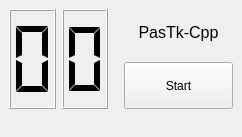
The window that src/ui/home.ui (LambolAlee/PasTk-Cpp-Windows) describes before a commit, drawn with Qt 5.
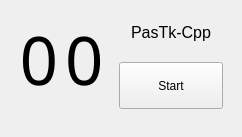
The same window after the commit. Custom widgets are drawn as their Qt base class.

```diff
--- a/src/ui/home.ui
+++ b/src/ui/home.ui
@@ -43,57 +43,28 @@
       </property>
       <widget class="QWidget" name="page">
        <layout class="QGridLayout" name="gridLayout">
-        <item row="0" column="0" rowspan="2">
-         <layout class="QHBoxLayout" name="horizontalLayout">
-          <item>
-           <widget class="QLCDNumber" name="tenLCD">
-            <property name="sizePolicy">
-             <sizepolicy hsizetype="Minimum" vsizetype="Minimum">
-              <horstretch>0</horstretch>
-              <verstretch>0</verstretch>
-             </sizepolicy>
-            </property>
+        <item row="0" column="1">
+         <widget class="QLabel" name="label">
             <property name="font">
              <font>
-              <pointsize>9</pointsize>
-             </font>
-            </property>
-            <property name="digitCount">
-             <number>1</number>
-            </property>
-            <property name="segmentStyle">
-             <enum>QLCDNumber::Flat</enum>
+            <pointsize>12</pointsize>
+           </font>
+          </property>
+          <property name="text">
+           <string>PasTk-Cpp</string>
+          </property>
+          <property name="alignment">
+           <set>Qt::AlignCenter</set>
             </property>
            </widget>
           </item>
-          <item>
-           <widget class="QLCDNumber" name="baseLCD">
-            <property name="sizePolicy">
-             <sizepolicy hsizetype="Minimum" vsizetype="Minimum">
-              <horstretch>0</horstretch>
-              <verstretch>0</verstretch>
-             </sizepolicy>
-            </property>
-            <property name="font">
-             <font>
-              <pointsize>9</pointsize>
-             </font>
-            </property>
-            <property name="digitCount">
-             <number>1</number>
-            </property>
-            <property name="segmentStyle">
-             <enum>QLCDNumber::Flat</enum>
-            </property>
-           </widget>
-          </item>
-          <item>
+        <item row="1" column="2">
            <spacer name="horizontalSpacer">
             <property name="orientation">
              <enum>Qt::Horizontal</enum>
             </property>
             <property name="sizeType">
-             <enum>QSizePolicy::Fixed</enum>
+           <enum>QSizePolicy::Minimum</enum>
             </property>
             <property name="sizeHint" stdset="0">
              <size>
@@ -103,9 +74,7 @@
             </property>
            </spacer>
           </item>
-         </layout>
-        </item>
-        <item row="1" column="2">
+        <item row="1" column="1">
          <widget class="QPushButton" name="startButton">
           <property name="sizePolicy">
            <sizepolicy hsizetype="Minimum" vsizetype="Minimum">
@@ -124,20 +93,44 @@
           </property>
          </widget>
         </item>
-        <item row="0" column="2">
-         <widget class="QLabel" name="label">
+        <item row="0" column="0" rowspan="2">
+         <layout class="QHBoxLayout" name="horizontalLayout">
+          <property name="spacing">
+           <number>7</number>
+          </property>
+          <item>
+           <widget class="QLabel" name="tenLCD">
           <property name="font">
            <font>
-            <pointsize>12</pointsize>
+              <family>Pro Display tfb</family>
+              <pointsize>50</pointsize>
            </font>
           </property>
           <property name="text">
-           <string>PasTk-Cpp</string>
+             <string>0</string>
           </property>
           <property name="alignment">
-           <set>Qt::AlignCenter</set>
-          </property>
-         </widget>
+             <set>Qt::AlignRight|Qt::AlignTrailing|Qt::AlignVCenter</set>
+            </property>
+           </widget>
+          </item>
+          <item>
+           <widget class="QLabel" name="baseLCD">
+            <property name="font">
+             <font>
+              <family>Pro Display tfb</family>
+              <pointsize>50</pointsize>
+             </font>
+            </property>
+            <property name="text">
+             <string>0</string>
+            </property>
+            <property name="alignment">
+             <set>Qt::AlignLeading|Qt::AlignLeft|Qt::AlignVCenter</set>
+            </property>
+           </widget>
+          </item>
+         </layout>
         </item>
        </layout>
       </widget>
```
Lines whose indentation alone changed are shown as unchanged.
